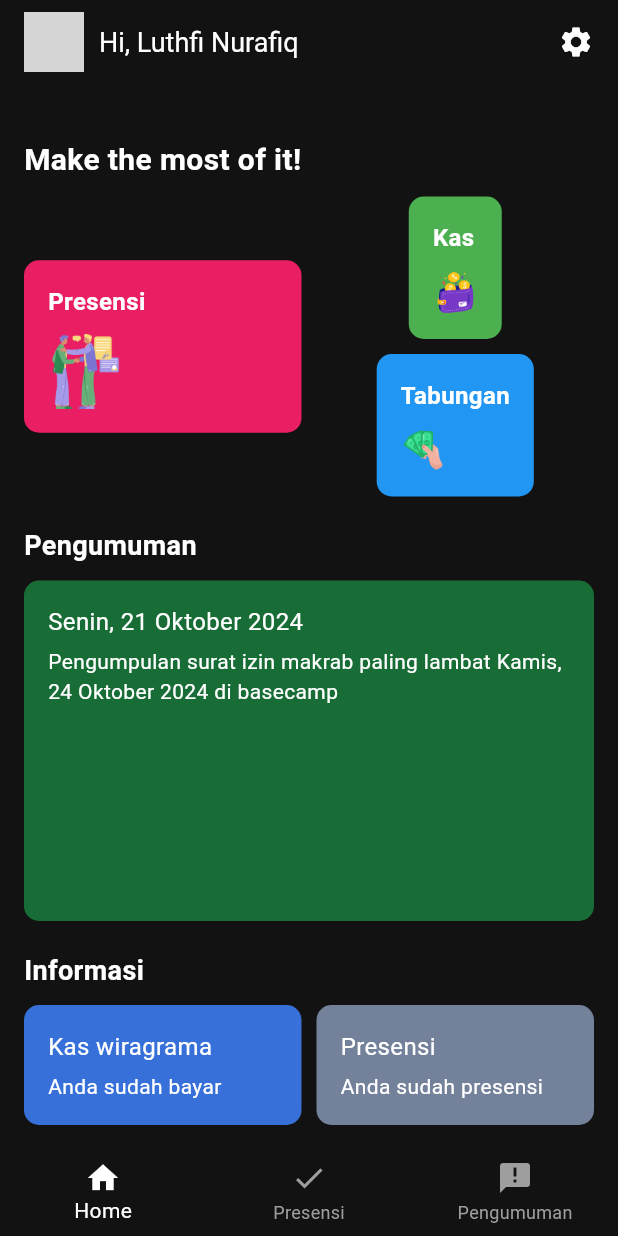
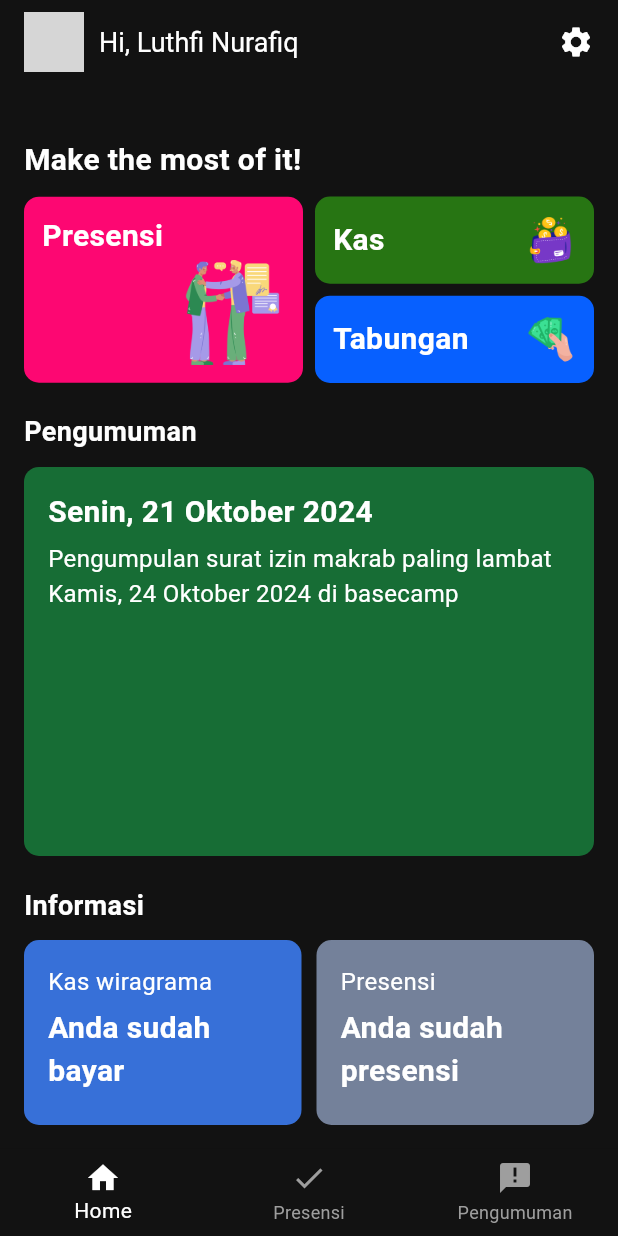
Before and after one commit to PrenjakAlangAlang/wiragrama, a Flutter app: the screen it shows after launch, on a phone screen of 412 x 824 dp. Run offline on Flutter 3.47's test engine with Material 3 defaults, Android fonts, the light colour scheme and no system bars; our stand-ins replace firebase_auth, firebase_core; accounts and stored records are empty; grey boxes are pictures that could not be loaded.

Commit message:
update home

```diff
--- a/lib/home/home.dart
+++ b/lib/home/home.dart
@@ -52,84 +52,99 @@ class _HomeState extends State<Home> {
             Row(
               children: [
                 Expanded(
-                  flex: 1, // Lebih besar untuk membuatnya dua kali lebih lebar
+                  flex: 1, // Lebar lebih besar untuk kotak Presensi
+                  child: AspectRatio(
+                    aspectRatio: 1.5, // Menentukan rasio kotak Presensi
                     child: Container(
-                    padding: EdgeInsets.all(16),
+                      padding: EdgeInsets.all(12),
                       decoration: BoxDecoration(
-                      color: Colors.pink,
+                        color: const Color(0xFFFD0772),
                         borderRadius: BorderRadius.circular(10),
                       ),
                       child: Column(
                         crossAxisAlignment: CrossAxisAlignment.start,
+                        mainAxisAlignment: MainAxisAlignment.spaceBetween,
                         children: [
                           Text(
                             'Presensi',
                             style: TextStyle(
                               color: Colors.white,
-                              fontSize: 16,
-                              fontWeight: FontWeight.bold),
+                              fontSize: 20,
+                              fontWeight: FontWeight.bold,
                             ),
-                        SizedBox(height: 10),
+                          ),
+                          Align(
+                            alignment: Alignment
+                                .centerRight, // Menempatkan gambar di sebelah kanan
+                            child: Image.asset(
+                              'images/presensi.png', // Ganti dengan gambar Anda
+                              height: 70,
+                            ),
+                          ),
+                        ],
+                      ),
+                    ),
+                  ),
+                ),
+                SizedBox(width: 8),
+                Expanded(
+                  flex: 1, // Lebar untuk kolom Kas dan Tabungan
+                  child: Column(
+                    children: [
+                      AspectRatio(
+                        aspectRatio: 3.2, // Menentukan rasio untuk kotak Kas
+                        child: Container(
+                          padding: EdgeInsets.all(12),
+                          decoration: BoxDecoration(
+                            color: const Color(0xFF277513),
+                            borderRadius: BorderRadius.circular(10),
+                          ),
+                          child: Row(
+                            mainAxisAlignment: MainAxisAlignment.spaceBetween,
+                            children: [
+                              Text(
+                                'Kas',
+                                style: TextStyle(
+                                  color: Colors.white,
+                                  fontSize: 20,
+                                  fontWeight: FontWeight.bold,
+                                ),
+                              ),
                               Image.asset(
-                          'images/presensi.png', // Ganti dengan gambar Anda
+                                'images/kas.png', // Ganti dengan gambar Anda
                                 height: 50,
                               ),
                             ],
                           ),
                         ),
                       ),
-                SizedBox(width: 10),
-                Expanded(
-                  flex: 1, // Ukuran lebih kecil untuk dua elemen di kanan
-                  child: Column(
-                    children: [
-                      Container(
-                        padding: EdgeInsets.all(16),
+                      SizedBox(height: 8),
+                      AspectRatio(
+                        aspectRatio:
+                            3.2, // Menentukan rasio untuk kotak Tabungan
+                        child: Container(
+                          padding: EdgeInsets.all(12),
                           decoration: BoxDecoration(
-                          color: Colors.green,
+                            color: const Color(0xFF0760FF),
                             borderRadius: BorderRadius.circular(10),
                           ),
-                        child: Column(
-                          crossAxisAlignment: CrossAxisAlignment.start,
-                          children: [
-                            Text(
-                              'Kas',
-                              style: TextStyle(
-                                  color: Colors.white,
-                                  fontSize: 16,
-                                  fontWeight: FontWeight.bold),
-                            ),
-                            SizedBox(height: 10),
-                            Image.asset(
-                              'images/kas.png', // Ganti dengan gambar Anda
-                              height: 30,
-                            ),
-                          ],
-                        ),
-                      ),
-                      SizedBox(height: 10),
-                      Container(
-                        padding: EdgeInsets.all(16),
-                        decoration: BoxDecoration(
-                          color: Colors.blue,
-                          borderRadius: BorderRadius.circular(10),
-                        ),
-                        child: Column(
-                          crossAxisAlignment: CrossAxisAlignment.start,
+                          child: Row(
+                            mainAxisAlignment: MainAxisAlignment.spaceBetween,
                             children: [
                               Text(
                                 'Tabungan',
                                 style: TextStyle(
                                   color: Colors.white,
-                                  fontSize: 16,
-                                  fontWeight: FontWeight.bold),
+                                  fontSize: 20,
+                                  fontWeight: FontWeight.bold,
                                 ),
-                            SizedBox(height: 10),
+                              ),
                               Image.asset(
                                 'images/tabungan.png', // Ganti dengan gambar Anda
-                              height: 30,
+                                height: 50,
                               ),
                             ],
+                          ),
                         ),
                       ),
                     ],
@@ -137,6 +152,7 @@ class _HomeState extends State<Home> {
                 ),
               ],
             ),
+
             SizedBox(height: 20),
             // Pengumuman Section
             Text(
@@ -159,12 +175,15 @@ class _HomeState extends State<Home> {
                   children: [
                     Text(
                       'Senin, 21 Oktober 2024',
-                      style: TextStyle(color: Colors.white, fontSize: 16),
+                      style: TextStyle(
+                          color: Colors.white,
+                          fontSize: 20,
+                          fontWeight: FontWeight.bold),
                     ),
                     SizedBox(height: 5),
                     Text(
                       'Pengumpulan surat izin makrab paling lambat Kamis, 24 Oktober 2024 di basecamp',
-                      style: TextStyle(color: Colors.white, fontSize: 14),
+                      style: TextStyle(color: Colors.white, fontSize: 16),
                     ),
                   ],
                 ),
@@ -184,18 +203,24 @@ class _HomeState extends State<Home> {
             Row(
               children: [
                 Expanded(
+                  child: AspectRatio(
+                    aspectRatio: 1.5, // Tentukan rasio untuk kartu pertama
                     child: InfoCard(
                       title: 'Kas wiragrama',
                       subtitle: 'Anda sudah bayar',
                       color: const Color(0xFF3770D8),
                     ),
                   ),
+                ),
                 SizedBox(width: 10),
                 Expanded(
+                  child: AspectRatio(
+                    aspectRatio: 1.5, // Tentukan rasio untuk kartu kedua
                     child: InfoCard(
                       title: 'Presensi',
                       subtitle: 'Anda sudah presensi',
                       color: const Color(0xFF74819A),
+                    ),
                   ),
                 ),
               ],
@@ -275,7 +300,8 @@ class InfoCard extends StatelessWidget {
           SizedBox(height: 5),
           Text(
             subtitle,
-            style: TextStyle(color: Colors.white, fontSize: 14),
+            style: TextStyle(
+                color: Colors.white, fontSize: 20, fontWeight: FontWeight.bold),
             textAlign: TextAlign.left,
           ),
         ],
```
Lines whose indentation alone changed are shown as unchanged.
